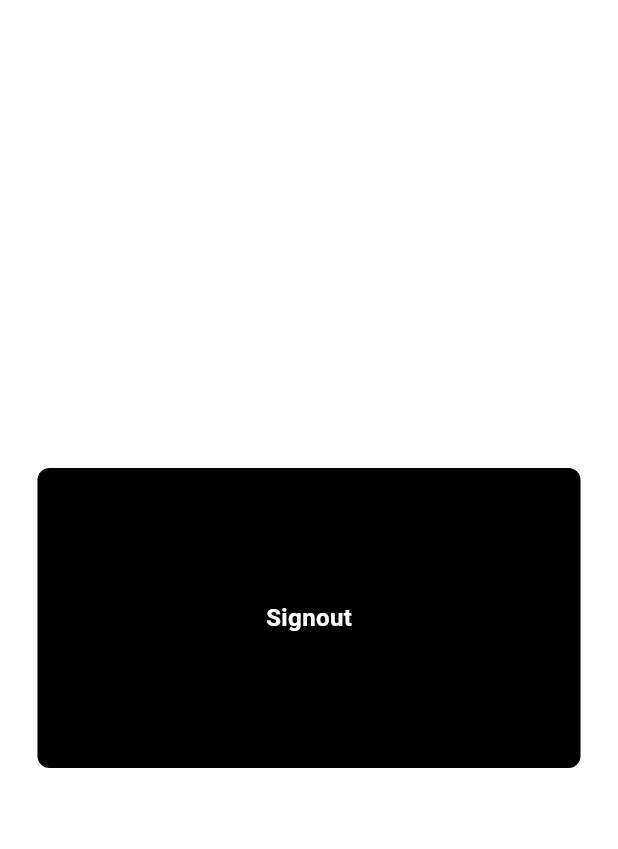
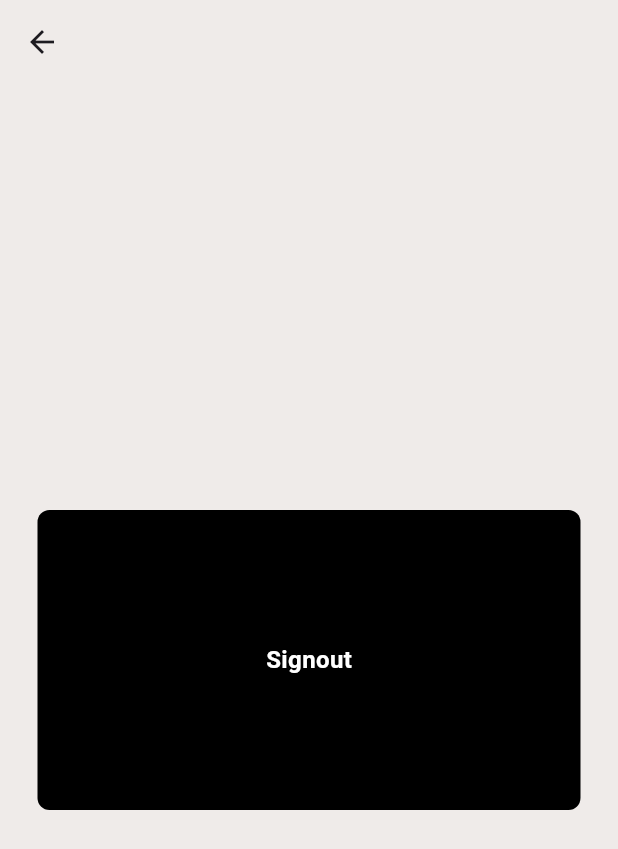
Before and after one commit to tavkeer/tazee, a Flutter app: the HomePage screen opened directly, on a phone screen of 412 x 824 dp. Shown: the top 849 px of the screen. Run offline on Flutter 3.47's test engine with Material 2 defaults, Android fonts, the phone set to English and light mode, and no system bars; our stand-ins replace firebase_auth, firebase_core, get, google_fonts, google_sign_in, lottie; accounts and stored records are empty.

Commit message:
added status bar and gesture bar color

```diff
--- a/lib/views/home_page/home_page.dart
+++ b/lib/views/home_page/home_page.dart
@@ -1,3 +1,4 @@
+import 'package:flutter/services.dart';
 import 'package:tazee/export_screens.dart';
 
 class HomePage extends StatelessWidget {
@@ -8,6 +9,13 @@ class HomePage extends StatelessWidget {
     GoogleSignController googleSignController = Get.put(GoogleSignController());
     EmailSignController emailSignController = Get.put(EmailSignController());
     return Scaffold(
+      appBar: AppBar(
+        systemOverlayStyle: const SystemUiOverlayStyle(
+          // Status bar color
+          statusBarColor: Color(0xFFEFEBE9),
+        ),
+        backgroundColor: const Color(0xFFEFEBE9),
+      ),
       body: Center(
         child: SizedBox(
           height: 200,
```
Also changed, not shown: lib/main.dart (+11 -2 lines), lib/views/login/login_page.dart (+18 -7 lines), lib/views/registration/registration_page.dart (+20 -13 lines), assets/logo.png (added).
